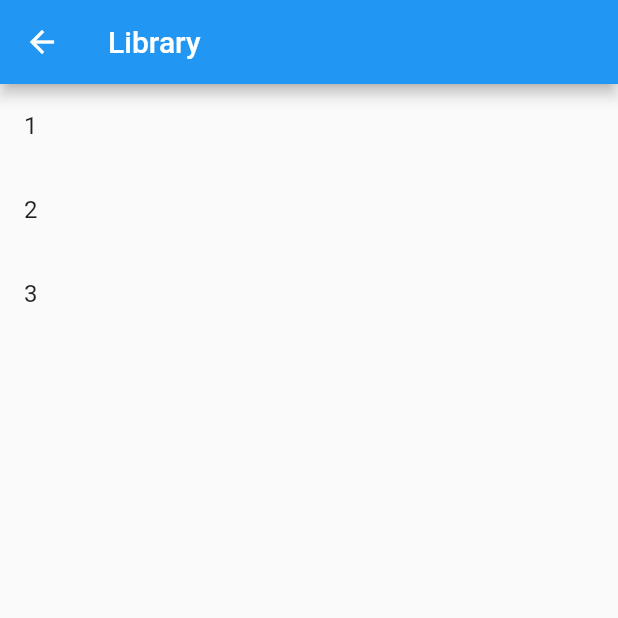
After one commit to Rochak69/Flutter, a Flutter app: the DisplayBooksFromDB screen opened by its route, on a phone screen of 412 x 824 dp, the top half of it. The commit adds this screen. Run offline on Flutter 3.47's test engine with Material 2 defaults, Android fonts, the phone set to English and light mode, and no system bars; our stand-ins replace sqflite; accounts and stored records are empty.

```diff
--- a/books_management/lib/main.dart
+++ b/books_management/lib/main.dart
@@ -1,7 +1,8 @@
+import 'package:books_management/ui/home/display_books_in_db.dart';
 import 'package:books_management/ui/home/home_page.dart';
 import 'package:books_management/ui/login/login_page.dart';
 import 'package:flutter/material.dart';
-import 'package:books_management/BookStore.dart';
+import 'package:books_management/book_store.dart';
 
 void main() async {
   WidgetsFlutterBinding.ensureInitialized();
@@ -13,9 +14,11 @@ void main() async {
       // When navigating to the "/" route, build the FirstScreen widget.
       LoginPage.route: (context) => const LoginPage(),
       HomePage.route: (context) => HomePage(),
+      DisplayBooksFromDB.route: (context) => DisplayBooksFromDB(),
       // When navigating to the "/second" route, build the SecondScreen widget.
       '/second': (context) => BookStore(),
       '/home': (context) => HomePage(),
+      'library': (context) => DisplayBooksFromDB(),
     },
   ));
 }
--- /dev/null
+++ b/books_management/lib/ui/home/display_books_in_db.dart
@@ -0,0 +1,48 @@
+// ignore_for_file: prefer_const_constructors_in_immutables
+
+import 'package:books_management/database.dart';
+import 'package:flutter/material.dart';
+
+class DisplayBooksFromDB extends StatefulWidget {
+  static String route = "/library";
+
+  DisplayBooksFromDB({Key? key}) : super(key: key);
+
+  @override
+  State<DisplayBooksFromDB> createState() => _DisplayBooksFromDBState();
+}
+
+class _DisplayBooksFromDBState extends State<DisplayBooksFromDB> {
+  late DB db;
+  late Future<List<Books>> library;
+  _DisplayBooksFromDBState() {
+    db = DB();
+    library = viewLibrary();
+  }
+  Future<List<Books>> viewLibrary() async {
+    debugPrint("This is library");
+    var allBooks = await db.queryAll();
+    // ignore: avoid_print
+    print(allBooks);
+    return allBooks;
+  }
+
+  // Future<List<Books>> viewLibrary() async {
+  List test = [1, 2, 3];
+
+  @override
+  Widget build(BuildContext context) {
+    return Scaffold(
+      appBar: AppBar(
+        title: const Text("Library"),
+      ),
+      body: ListView.builder(
+          itemCount: test.length,
+          itemBuilder: (context, index) {
+            return ListTile(
+              title: Text('${test[index]}'),
+            );
+          }),
+    );
+  }
+}
--- a/books_management/lib/ui/login/login_page.dart
+++ b/books_management/lib/ui/login/login_page.dart
@@ -84,11 +84,11 @@ class _LoginPageState extends State<LoginPage> {
     var username = myController1.text;
     var password = myController2.text;
     if (username == "rochak" && password == "rochak") {
-      print("Login Succesful");
       Navigator.pushNamed(context, '/home');
       myController1.clear();
       myController2.clear();
     } else {
+      // ignore: avoid_print
       print("Invalid Username or Password");
     }
   }
--- a/books_management/pubspec.yaml
+++ b/books_management/pubspec.yaml
@@ -31,11 +31,13 @@ dependencies:
     sdk: flutter
 
 
+
   # The following adds the Cupertino Icons font to your application.
   # Use with the CupertinoIcons class for iOS style icons.
   cupertino_icons: ^1.0.2
   sqflite: ^2.0.2+1
   path_provider:
+
 
 
 dev_dependencies:
```
Also changed, not shown: books_management/lib/Database.dart (+39 -40 lines), books_management/lib/book_store.dart (renamed from books_management/lib/BookStore.dart, +10 -9 lines), books_management/lib/ui/home/home_page.dart (+26 -8 lines), 1 other file.
